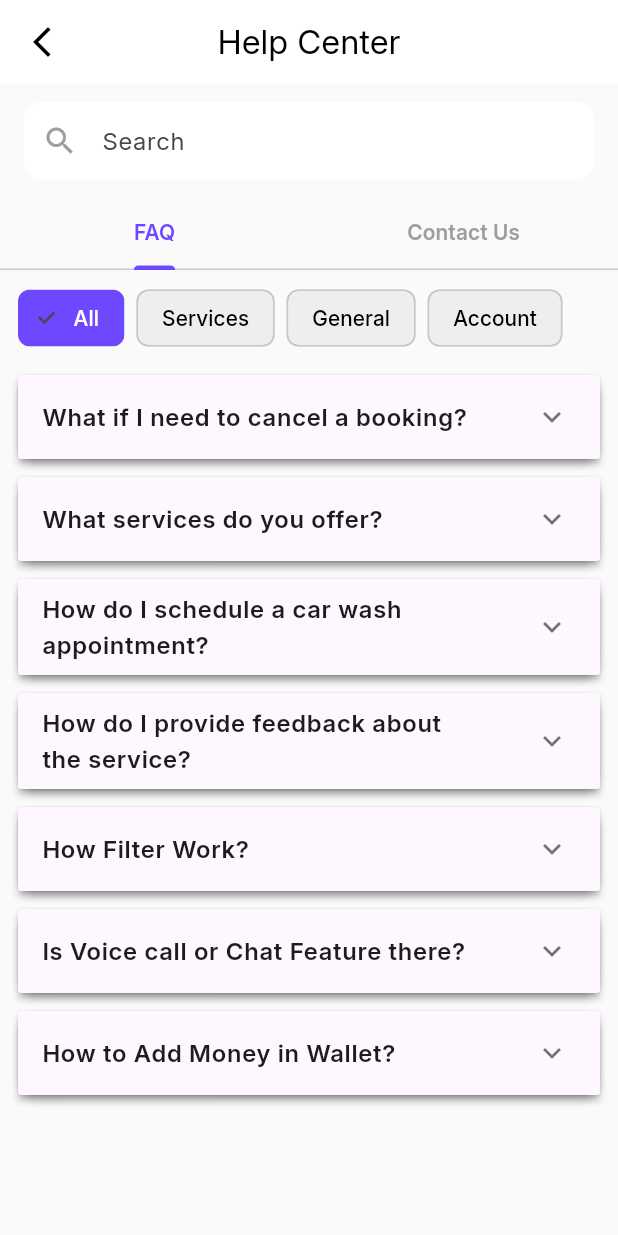
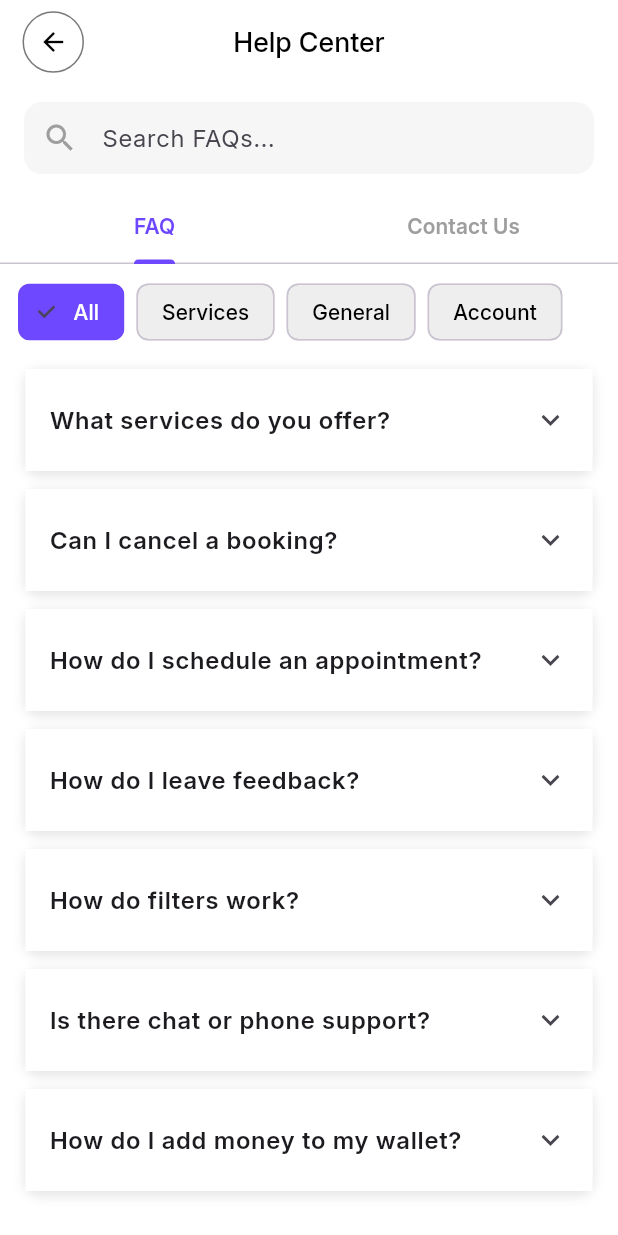
Before and after one commit to Saif-Ustad/RideCare, a Flutter app: the HelpCenterPage screen opened by its route, on a phone screen of 412 x 824 dp. Run offline on Flutter 3.47's test engine with Material 3 defaults, Android fonts, the phone set to English and light mode, and no system bars; our stand-ins replace awesome_dialog, barcode_widget, bloc, cached_network_image, carousel_slider, cloud_firestore and 23 more; missing offline and left inert: cloudinary_sdk, dart:ffi, flutter_stripe; accounts and stored records are empty.

Commit message:
help center page working done

```diff
--- a/lib/presentation/helpCenter/pages/helpCenter.dart
+++ b/lib/presentation/helpCenter/pages/helpCenter.dart
@@ -1,170 +1,199 @@
 import 'package:flutter/material.dart';
 import 'package:font_awesome_flutter/font_awesome_flutter.dart';
 import '../../../core/configs/theme/app_colors.dart';
+import 'package:go_router/go_router.dart';
 
 class HelpCenterPage extends StatefulWidget {
-  const HelpCenterPage({super.key});
+  const HelpCenterPage({Key? key}) : super(key: key);
 
   @override
   State<HelpCenterPage> createState() => _HelpCenterPageState();
 }
 
-class _HelpCenterPageState extends State<HelpCenterPage> with SingleTickerProviderStateMixin {
+class _HelpCenterPageState extends State<HelpCenterPage>
+    with SingleTickerProviderStateMixin {
   late TabController _tabController;
-  List<bool> faqExpansion = List.generate(7, (_) => false);
-  List<bool> contactExpansion = List.generate(6, (_) => false);
+  String selectedCategory = 'All';
+  String searchQuery = '';
+  final _searchController = TextEditingController();
+
+  final List<Map<String, String>> faqData = [
+    {
+      'category': 'Services',
+      'question': 'What services do you offer?',
+      'answer':
+          'We offer car washing, interior vacuuming, waxing, polishing, and full detailing packages.',
+    },
+    {
+      'category': 'General',
+      'question': 'Can I cancel a booking?',
+      'answer':
+          'Yes—just go to “My Bookings” and cancel up to 2 hours before your slot with no fee.',
+    },
+    {
+      'category': 'Services',
+      'question': 'How do I schedule an appointment?',
+      'answer':
+          'Tap “Book Service”, pick your date/time and preferred location, then confirm.',
+    },
+    {
+      'category': 'General',
+      'question': 'How do I leave feedback?',
+      'answer':
+          'After each service, we’ll prompt you to rate and review right in the app.',
+    },
+    {
+      'category': 'Account',
+      'question': 'How do filters work?',
+      'answer':
+          'Use the category chips at the top to narrow down FAQs by topic.',
+    },
+    {
+      'category': 'Account',
+      'question': 'Is there chat or phone support?',
+      'answer':
+          'Yes—visit the “Contact Us” tab for live chat or call our 24/7 hotline.',
+    },
+    {
+      'category': 'Account',
+      'question': 'How do I add money to my wallet?',
+      'answer':
+          'Open “Wallet” in the menu, tap “Add Funds”, and follow the prompts.',
+    },
+  ];
+
+  final List<Map<String, dynamic>> contactData = [
+    {
+      'icon': Icons.headset_mic,
+      'iconColor': AppColors.primary,
+      'title': 'Customer Service',
+      'content': '24/7 support at (480) 555‑0103 or support@ridecare.com',
+    },
+    {
+      'icon': FontAwesomeIcons.whatsapp,
+      'iconColor': Colors.green,
+      'title': 'WhatsApp',
+      'content': 'Chat with us: +91 9146394986',
+    },
+    {
+      'icon': Icons.language,
+      'iconColor': Colors.blueGrey,
+      'title': 'Website',
+      'content': 'Visit: www.ridecare.com',
+    },
+    {
+      'icon': FontAwesomeIcons.facebook,
+      'iconColor': Color(0xFF3b5998),
+      'title': 'Facebook',
+      'content': 'facebook.com/ridecare',
+    },
+    {
+      'icon': FontAwesomeIcons.twitter,
+      'iconColor': Color(0xFF00acee),
+      'title': 'Twitter',
+      'content': '@RideCareApp',
+    },
+    {
+      'icon': FontAwesomeIcons.instagram,
+      'iconColor': Color(0xFFe4405f),
+      'title': 'Instagram',
+      'content': '@RideCareApp',
+    },
+  ];
 
   @override
   void initState() {
     super.initState();
     _tabController = TabController(length: 2, vsync: this);
+    _searchController.addListener(() {
+      setState(() => searchQuery = _searchController.text.trim().toLowerCase());
+    });
+  }
+
+  @override
+  void dispose() {
+    _tabController.dispose();
+    _searchController.dispose();
+    super.dispose();
   }
 
   @override
   Widget build(BuildContext context) {
     return Scaffold(
-      backgroundColor: Colors.grey.shade50,
+      backgroundColor: Colors.white,
       appBar: AppBar(
+        backgroundColor: Colors.white,
         elevation: 0,
-        backgroundColor: Colors.white,
-        leading: IconButton(
-          icon: const Icon(Icons.arrow_back_ios_new, color: Colors.black),
-          onPressed: () => Navigator.pop(context),
+        leading: _buildLeadingIconButton(() => context.pop()),
+        title: const Text(
+          "Help Center",
+          style: TextStyle(
+            fontSize: 18,
+            fontWeight: FontWeight.w500,
+            color: Colors.black,
+          ),
         ),
         centerTitle: true,
-        title: const Text('Help Center', style: TextStyle(color: Colors.black)),
       ),
       body: Column(
         children: [
+          // ── Search Bar ─────────────────────────────────────────────────────
           Padding(
             padding: const EdgeInsets.symmetric(horizontal: 16, vertical: 12),
             child: TextField(
+              controller: _searchController,
               decoration: InputDecoration(
-                hintText: 'Search',
+                hintText: 'Search FAQs...',
                 prefixIcon: const Icon(Icons.search, color: Colors.grey),
-                fillColor: Colors.white,
                 filled: true,
-                contentPadding: const EdgeInsets.symmetric(vertical: 14),
+                fillColor: AppColors.lightGray,
                 border: OutlineInputBorder(
                   borderRadius: BorderRadius.circular(12),
                   borderSide: BorderSide.none,
                 ),
+                contentPadding: const EdgeInsets.symmetric(vertical: 12),
               ),
             ),
           ),
+
+          // ── Tabs ────────────────────────────────────────────────────────────
           TabBar(
             controller: _tabController,
             indicatorColor: AppColors.primary,
             labelColor: AppColors.primary,
             unselectedLabelColor: Colors.grey,
             labelStyle: const TextStyle(fontWeight: FontWeight.w600),
-            tabs: const [
-              Tab(text: 'FAQ'),
-              Tab(text: 'Contact Us'),
-            ],
+            tabs: const [Tab(text: 'FAQ'), Tab(text: 'Contact Us')],
           ),
+
+          // ── Tab Views ────────────────────────────────────────────────────────
           Expanded(
             child: TabBarView(
               controller: _tabController,
               children: [
-                /// FAQ TAB
-                Padding(
+                _buildFAQTab(),
+
+                ListView.builder(
                   padding: const EdgeInsets.all(12),
-                  child: Column(
-                    crossAxisAlignment: CrossAxisAlignment.start,
-                    children: [
-                      SizedBox(
-                        height: 40,
-                        child: ListView(
-                          scrollDirection: Axis.horizontal,
-                          children: [
-                            _buildCategoryChip('All', true),
-                            _buildCategoryChip('Services', false),
-                            _buildCategoryChip('General', false),
-                            _buildCategoryChip('Account', false),
-                          ],
+                  itemCount: contactData.length,
+                  itemBuilder: (ctx, i) {
+                    final item = contactData[i];
+                    return Card(
+                      color: AppColors.lightGray,
+                      margin: const EdgeInsets.symmetric(vertical: 6),
+                      shape: RoundedRectangleBorder(
+                        borderRadius: BorderRadius.circular(12),
                       ),
+                      child: ListTile(
+                        leading: Icon(item['icon'], color: item['iconColor']),
+                        title: Text(
+                          item['title'],
+                          style: const TextStyle(fontWeight: FontWeight.w600),
                         ),
-                      const SizedBox(height: 12),
-                      Expanded(
-                        child: ListView.builder(
-                          itemCount: faqExpansion.length,
-                          itemBuilder: (context, index) {
-                            final questions = [
-                              'What if I need to cancel a booking?',
-                              'What services do you offer?',
-                              'How do I schedule a car wash appointment?',
-                              'How do I provide feedback about the service?',
-                              'How Filter Work?',
-                              'Is Voice call or Chat Feature there?',
-                              'How to Add Money in Wallet?',
-                            ];
-
-                            return _buildExpansionTile(
-                              index,
-                              faqExpansion,
-                              questions[index],
-                              'Lorem ipsum dolor sit amet, consectetur adipiscing elit, sed do eiusmod tempor incididunt ut labore et dolore magna aliqua.',
+                        subtitle: Text(item['content']),
+                      ),
                     );
                   },
-                        ),
-                      ),
-                    ],
-                  ),
-                ),
-
-                /// CONTACT TAB
-                Padding(
-                  padding: const EdgeInsets.all(12),
-                  child: ListView.builder(
-                    itemCount: contactExpansion.length,
-                    itemBuilder: (context, index) {
-                      final List<IconData> icons = [
-                        Icons.headset_mic,
-                        FontAwesomeIcons.whatsapp,
-                        Icons.language,
-                        FontAwesomeIcons.facebook,
-                        FontAwesomeIcons.twitter,
-                        FontAwesomeIcons.instagram,
-                      ];
-
-                      final List<Color> iconColors = [
-                        AppColors.primary,
-                        Colors.green,
-                        Colors.blueGrey,
-                        Color(0xFF3b5998),
-                        Color(0xFF00acee),
-                        Color(0xFFe4405f),
-                      ];
-
-                      final List<String> titles = [
-                        'Customer Service',
-                        'WhatsApp',
-                        'Website',
-                        'Facebook',
-                        'Twitter',
-                        'Instagram',
-                      ];
-
-                      final List<String?> content = [
-                        'You can reach out to our customer care 24/7.',
-                        '(480) 555-0103',
-                        'Visit: www.example.com',
-                        'Connect with us on Facebook.',
-                        'Follow us on Twitter.',
-                        'Follow us on Instagram.',
-                      ];
-
-                      return _buildExpansionTile(
-                        index,
-                        contactExpansion,
-                        titles[index],
-                        content[index],
-                        icon: icons[index],
-                        iconColor: iconColors[index],
-                      );
-                    },
-                  ),
                 ),
               ],
             ),
@@ -174,65 +203,141 @@ class _HelpCenterPageState extends State<HelpCenterPage> with SingleTickerProvid
     );
   }
 
-  Widget _buildCategoryChip(String label, bool isSelected) {
+  Widget _buildFAQTab() {
+    final filtered =
+        faqData.where((item) {
+          final q = item['question']!.toLowerCase();
+          final a = item['answer']!.toLowerCase();
+          final matchesSearch =
+              searchQuery.isEmpty ||
+              q.contains(searchQuery) ||
+              a.contains(searchQuery);
+          final matchesCategory =
+              selectedCategory == 'All' || item['category'] == selectedCategory;
+          return matchesSearch && matchesCategory;
+        }).toList();
+
+    return Padding(
+      padding: const EdgeInsets.all(12),
+      child: Column(
+        crossAxisAlignment: CrossAxisAlignment.start,
+        children: [
+          // Category Chips
+          SizedBox(
+            height: 40,
+            child: ListView(
+              scrollDirection: Axis.horizontal,
+              children:
+                  ['All', 'Services', 'General', 'Account'].map((cat) {
+                    final sel = cat == selectedCategory;
                     return Padding(
                       padding: const EdgeInsets.only(right: 8),
                       child: ChoiceChip(
-        label: Text(label),
-        selected: isSelected,
+                        label: Text(cat),
+                        selected: sel,
                         selectedColor: AppColors.primary,
                         backgroundColor: Colors.grey.shade200,
-        labelStyle: TextStyle(color: isSelected ? Colors.white : Colors.black),
-        onSelected: (_) {},
+                        labelStyle: TextStyle(
+                          color: sel ? Colors.white : Colors.black,
+                        ),
+                        onSelected:
+                            (_) => setState(() => selectedCategory = cat),
                       ),
                     );
-  }
+                  }).toList(),
+            ),
+          ),
+          const SizedBox(height: 12),
 
-  Widget _buildExpansionTile(
-      int index,
-      List<bool> expandedList,
-      String title,
-      String? content, {
-        IconData? icon,
-        Color iconColor = Colors.black,
-      }) {
-    return Card(
-      shape: RoundedRectangleBorder(borderRadius: BorderRadius.circular(12)),
-      elevation: 2,
-      margin: const EdgeInsets.symmetric(vertical: 6),
-      child: ExpansionPanelList(
-        animationDuration: const Duration(milliseconds: 300),
-        expandedHeaderPadding: EdgeInsets.zero,
-        expansionCallback: (int itemIndex, bool isExpanded) {
-          setState(() {
-            expandedList[index] = !isExpanded;
-          });
-        },
+          // FAQ List
+          Expanded(
+            child:
+                filtered.isEmpty
+                    ? const Center(
+                      child: Text(
+                        "No FAQs match your search.",
+                        style: TextStyle(color: Colors.grey),
+                      ),
+                    )
+                    : ListView.builder(
+                      itemCount: filtered.length,
+                      itemBuilder: (ctx, i) {
+                        final item = filtered[i];
+
+                        return Container(
+                          decoration: BoxDecoration(
+                            color: Colors.white,
+                            borderRadius: BorderRadius.circular(10),
+                            boxShadow: [
+                              BoxShadow(
+                                color: Colors.black.withOpacity(0.1),
+                                blurRadius: 6,
+                                spreadRadius: 1,
+                                offset: Offset(0, 2),
+                              ),
+                            ],
+                          ),
+                          margin: const EdgeInsets.symmetric(
+                            vertical: 6,
+                            horizontal: 5,
+                          ),
+                          child: Theme(
+                            data: Theme.of(
+                              context,
+                            ).copyWith(dividerColor: Colors.transparent),
+                            child: ExpansionTile(
+                              collapsedBackgroundColor: Colors.white,
+                              backgroundColor: Colors.white,
+                              tilePadding: const EdgeInsets.symmetric(
+                                horizontal: 16,
+                                vertical: 5,
+                              ),
+                              childrenPadding: const EdgeInsets.symmetric(
+                                horizontal: 16,
+                                vertical: 8,
+                              ),
+                              title: Text(
+                                item['question']!,
+                                style: const TextStyle(
+                                  fontWeight: FontWeight.w600,
+                                ),
+                              ),
                               children: [
-          ExpansionPanel(
-            canTapOnHeader: true,
-            isExpanded: expandedList[index],
-            headerBuilder: (context, isExpanded) {
-              return ListTile(
-                leading: icon != null ? Icon(icon, color: iconColor) : null,
-                title: Text(
-                  title,
-                  style: const TextStyle(fontWeight: FontWeight.w600),
+                                Align(
+                                  alignment: Alignment.centerLeft,
+                                  child: Text(
+                                    item['answer']!,
+                                    style: TextStyle(color: Colors.grey[700]),
+                                  ),
+                                ),
+                              ],
+                            ),
                           ),
                         );
                       },
-            body: content != null
-                ? Padding(
-              padding: const EdgeInsets.fromLTRB(16, 0, 16, 16),
-              child: Text(
-                content,
-                style: TextStyle(color: Colors.grey[700]),
                     ),
-            )
-                : const SizedBox.shrink(),
           ),
         ],
       ),
     );
   }
+
+  Widget _buildLeadingIconButton(VoidCallback onPressed) => Padding(
+    padding: const EdgeInsets.only(left: 15),
+    child: Container(
+      height: 40,
+      width: 40,
+      decoration: BoxDecoration(
+        shape: BoxShape.circle,
+        border: Border.all(color: AppColors.darkGrey, width: 1),
+        color: Colors.white,
+      ),
+      child: IconButton(
+        icon: const Icon(Icons.arrow_back, color: Colors.black, size: 20),
+        onPressed: onPressed,
+        constraints: const BoxConstraints(),
+        padding: EdgeInsets.zero,
+      ),
+    ),
+  );
 }
```
Lines whose indentation alone changed are shown as unchanged.
